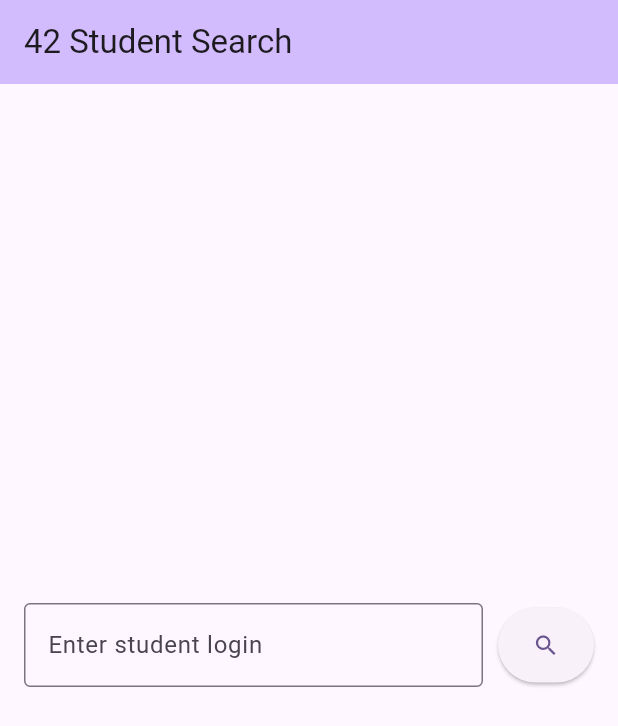
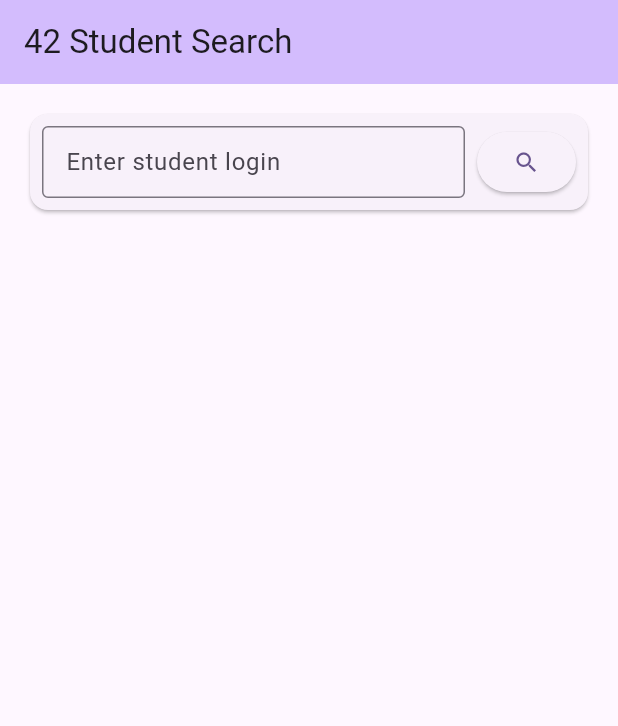
Before and after one commit to subrandt/Swifty-Companion, a Flutter app: the screen it shows after launch, on a phone screen of 412 x 824 dp. Shown: the top 726 px of the screen. Run offline on Flutter 3.47's test engine with Material 3 defaults, Android fonts, the phone set to English and light mode, and no system bars; our stand-ins replace dio, flutter_bloc, flutter_dotenv; accounts and stored records are empty.

Commit message:
premier affichage fonctionne mais erreurs de terminal

```diff
--- /dev/null
+++ b/swifty_companion/lib/data/models/project_model.dart
@@ -0,0 +1,10 @@
+import '/../../domain/entities/project.dart';
+
+class ProjectModel extends Project {
+  ProjectModel.fromJson(Map<String, dynamic> json) : super(
+    name: json['project']['name'] ?? '',
+    validated: json['validated?'] ?? false,
+    finalMark: (json['final_mark'] as num?)?.toDouble(),
+    status: json['status'] ?? 'unavailable',
+  );
+}
--- /dev/null
+++ b/swifty_companion/lib/data/models/skill_model.dart
@@ -0,0 +1,9 @@
+import '../../domain/entities/skill.dart';
+
+class SkillModel extends Skill {
+  SkillModel.fromJson(Map<String, dynamic> json) : super(
+    name: json['name'] ?? '',
+    level: (json['level'] as num?)?.toDouble() ?? 0.0,
+    percentage: (json['percentage'] as num?)?.toDouble() ?? 0.0,
+  );
+}
--- a/swifty_companion/lib/data/models/user_model.dart
+++ b/swifty_companion/lib/data/models/user_model.dart
@@ -1,15 +1,31 @@
 import '../../domain/entities/user.dart';
+import './skill_model.dart';
+import './project_model.dart';
 
 class UserModel extends User {
-  UserModel.fromJson(Map<String, dynamic> json) : super(
-    login: json['login'],
-    email: json['email'],
-    phone: json['phone'],
-    level: json['level'],
-    location: json['location'],
-    imageUrl: json['imageUrl'],
-    wallet: json['wallet'],
-    skills: json['skills'],
-    projects: json['projects'],
-  );
+  UserModel.fromJson(Map<String, dynamic> json)
+      : super(
+          login: json['login'] as String,
+          email: json['email'] as String,
+          phone: json['phone'] != 'hidden' ? json['phone'] as String? : null,
+          level: (json['cursus_users'] as List<dynamic>?)
+                  ?.firstWhere((cursus) => cursus['cursus_id'] == 21,
+                      orElse: () => {'level': 0.0})['level']
+                  ?.toDouble() ??
+              0.0,
+          location: json['location'] as String?,
+          imageUrl:
+              ((json['image'] as Map<String, dynamic>?)?['link'] as String?) ??
+                  '',
+          wallet: (json['wallet'] as num?)?.toDouble(),
+          skills: (json['cursus_users'] as List<dynamic>?)
+                  ?.expand((cursus) => ((cursus['skills'] ?? []) as List)
+                      .map((skill) => SkillModel.fromJson(skill)))
+                  .toList() ??
+              [],
+          projects: (json['projects_users'] as List<dynamic>?)
+                  ?.map((project) => ProjectModel.fromJson(project))
+                  .toList() ??
+              [],
+        );
 }
--- a/swifty_companion/lib/domain/entities/project.dart
+++ b/swifty_companion/lib/domain/entities/project.dart
@@ -1,13 +1,13 @@
 class Project {
   final String name;
-  final String status; // "completed", "failed", "in_progress"
+  final bool validated;
   final double? finalMark;
-  final String? validatedAt;
+  final String status;
 
   Project({
     required this.name,
+    required this.validated,
+    this.finalMark,
     required this.status,
-    this.finalMark,
-    this.validatedAt,
   });
 }
--- a/swifty_companion/lib/presentation/pages/search_page.dart
+++ b/swifty_companion/lib/presentation/pages/search_page.dart
@@ -12,10 +12,8 @@ class SearchPage extends StatefulWidget {
 
 class _SearchPageState extends State<SearchPage> {
   final _searchController = TextEditingController();
-  final _oauth2Client = OAuth2Client();
   final _apiClient = ApiClient(OAuth2Client());
   UserModel? _user;
-
   bool _isLoading = false;
   String? _error;
 
@@ -26,77 +24,102 @@ class _SearchPageState extends State<SearchPage> {
         title: const Text('42 Student Search'),
         backgroundColor: Theme.of(context).colorScheme.inversePrimary,
       ),
-      body: Padding(
+      body: SafeArea(
+        child: Container(
           padding: const EdgeInsets.all(16.0),
           child: Column(
-          mainAxisAlignment: MainAxisAlignment.center,
             children: [
-            Row(
+              Card(
+                child: Padding(
+                  padding: const EdgeInsets.all(8.0),
+                  child: Row(
                     children: [
                       Expanded(
-                  child: MouseRegion(
-                    // Ajout du MouseRegion pour une meilleure gestion des événements
                         child: TextFormField(
-                      // Changement pour TextFormField
                           controller: _searchController,
                           decoration: const InputDecoration(
                             labelText: 'Enter student login',
-                        hintText: 'Ex: jdoe',
                             border: OutlineInputBorder(),
+                            contentPadding: EdgeInsets.symmetric(
+                              horizontal: 12,
+                              vertical: 10,
                             ),
                           ),
+                          onFieldSubmitted: (value) {
+                            if (value.isNotEmpty) {
+                              _searchStudent(value);
+                            }
+                          },
                         ),
                       ),
-                const SizedBox(width: 10),
+                      const SizedBox(width: 8),
                       ElevatedButton(
                         onPressed: () {
                           if (_searchController.text.isNotEmpty) {
                             _searchStudent(_searchController.text);
                           }
                         },
-                  style: ElevatedButton.styleFrom(
-                    padding: const EdgeInsets.symmetric(vertical: 16),
+                        child: const Padding(
+                          padding: EdgeInsets.symmetric(vertical: 10),
+                          child: Icon(Icons.search),
                         ),
-                  child: const Icon(Icons.search),
                       ),
                     ],
                   ),
-            const SizedBox(height: 20),
+                ),
+              ),
+              const SizedBox(height: 16),
               if (_isLoading)
-              const CircularProgressIndicator()
+                const Center(child: CircularProgressIndicator())
               else if (_error != null)
-              Text(
+                Center(
+                  child: Text(
                     _error!,
                     style: const TextStyle(color: Colors.red),
                   ),
+                )
+              else if (_user != null)
+                Expanded(
+                  child: SingleChildScrollView(
+                    child: Column(
+                      children: [
+                        Text('Found user: ${_user!.login}'),
+                        if (_user!.imageUrl.isNotEmpty)
+                          Image.network(_user!.imageUrl),
+                        Text('Email: ${_user!.email}'),
+                        Text('Level: ${_user!.level}'),
                       ],
+                    ),
+                  ),
+                ),
+            ],
+          ),
         ),
       ),
     );
   }
 
   Future<void> _searchStudent(String login) async {
-    if (login.isEmpty) return;
-
     setState(() {
       _isLoading = true;
       _error = null;
     });
 
     try {
+      print('🔍 Searching for user: $login');
       final userData = await _apiClient.searchUser(login);
-      final user = UserModel.fromJson(userData);
+      print('📡 Raw API response: $userData');
+
+      if (userData == null) {
+        throw Exception('No data received from API');
+      }
 
       setState(() {
-        _user = user;
+        _user = UserModel.fromJson(userData);
         _isLoading = false;
       });
-
-      // Pour tester
-      print('User found: ${user.login}');
-      print('Level: ${user.level}');
-
     } catch (e) {
+      print('❌ Error occurred: $e');
       setState(() {
         _isLoading = false;
         _error = 'Error: ${e.toString()}';
```
Also changed, not shown: swifty_companion/lib/core/errors/exceptions.dart (+12 -0 lines), swifty_companion/lib/core/network/api_client.dart (+19 -3 lines), swifty_companion/lib/domain/repositories/user_repository.dart (+24 -0 lines), 1 other file. Lines whose indentation alone changed are shown as unchanged.
